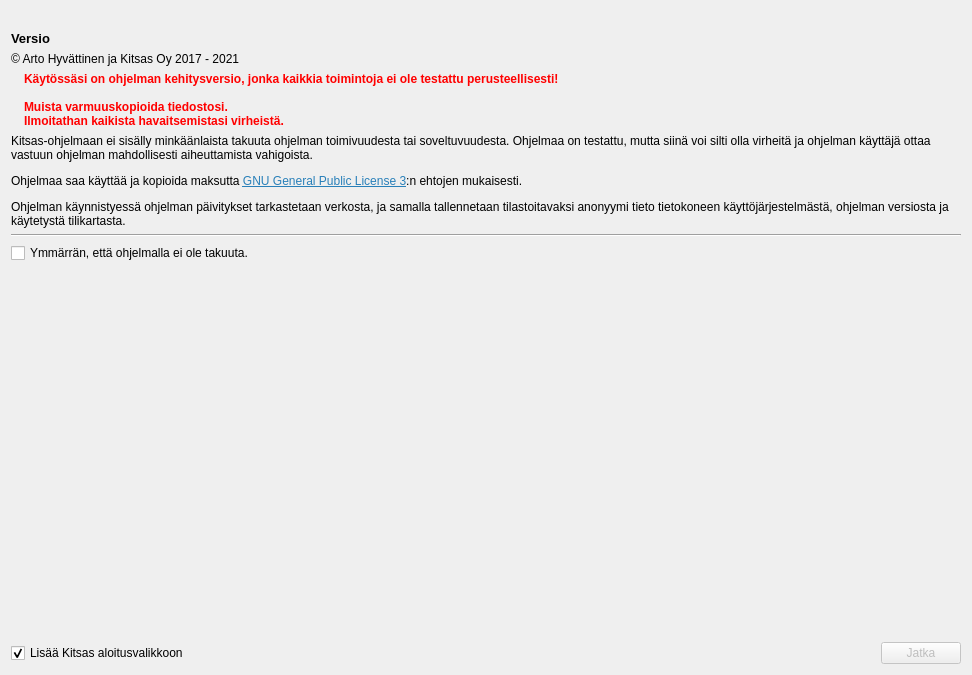
Above: kitsas/aloitussivu/tervetuloa.ui from artoh/kitupiikki before the change. Below: the same form after it.
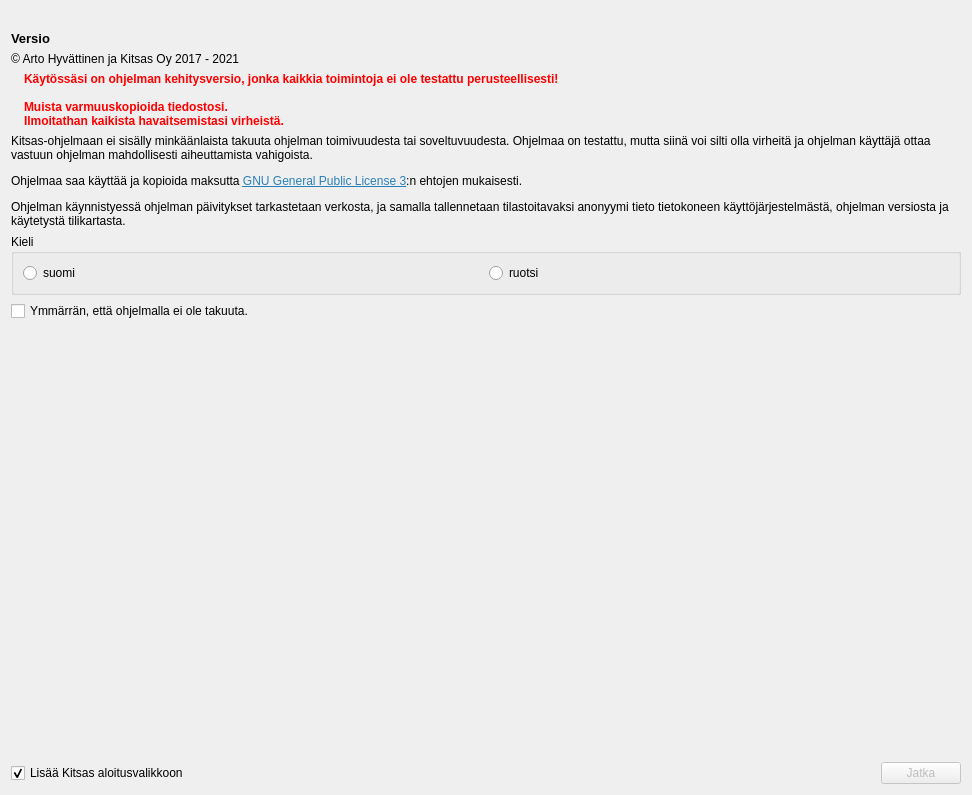
That is the form after the change. Icons and pictures are not drawn.

What changed in the file:
```diff
--- a/kitsas/aloitussivu/tervetuloa.ui
+++ b/kitsas/aloitussivu/tervetuloa.ui
@@ -7,7 +7,7 @@
     <x>0</x>
     <y>0</y>
     <width>972</width>
-    <height>675</height>
+    <height>795</height>
    </rect>
   </property>
   <property name="windowTitle">
@@ -105,10 +105,34 @@
     </widget>
    </item>
    <item>
-    <widget class="Line" name="line">
-     <property name="orientation">
-      <enum>Qt::Horizontal</enum>
+    <widget class="QGroupBox" name="groupBox">
+     <property name="title">
+      <string>Kieli</string>
      </property>
+     <layout class="QHBoxLayout" name="horizontalLayout_3">
+      <item>
+       <widget class="QRadioButton" name="fiKieli">
+        <property name="text">
+         <string>suomi</string>
+        </property>
+        <property name="icon">
+         <iconset resource="../pic/pic.qrc">
+          <normaloff>:/liput/fi.png</normaloff>:/liput/fi.png</iconset>
+        </property>
+       </widget>
+      </item>
+      <item>
+       <widget class="QRadioButton" name="svKieli">
+        <property name="text">
+         <string>ruotsi</string>
+        </property>
+        <property name="icon">
+         <iconset resource="../pic/pic.qrc">
+          <normaloff>:/liput/se.png</normaloff>:/liput/se.png</iconset>
+        </property>
+       </widget>
+      </item>
+     </layout>
     </widget>
    </item>
    <item>
```
